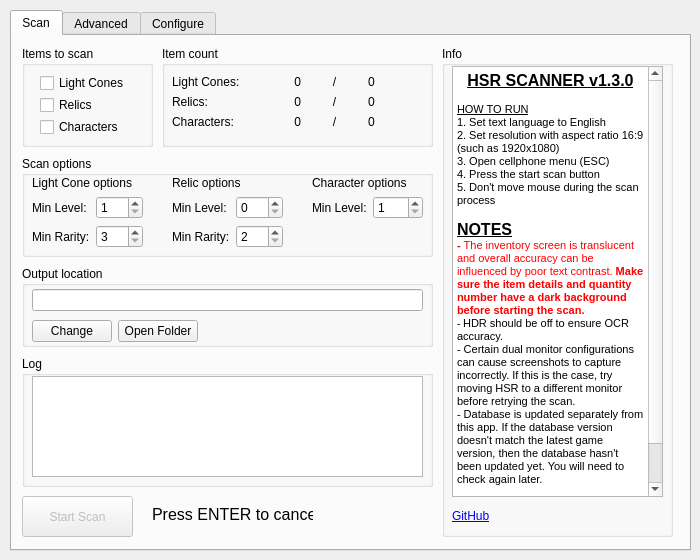
Before: the Qt Designer form src/ui/hsr_scanner.ui in kel-z/HSR-Scanner, drawn with Qt 5.
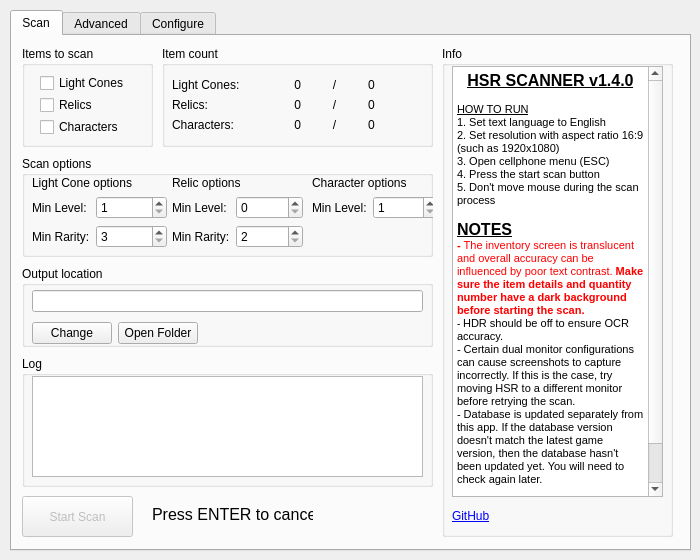
After: the same form once the commit is applied. Custom widgets are drawn as their Qt base class.

Patch:
```diff
--- a/src/ui/hsr_scanner.ui
+++ b/src/ui/hsr_scanner.ui
@@ -155,7 +155,7 @@
          <x>10</x>
          <y>20</y>
          <width>251</width>
-         <height>71</height>
+         <height>77</height>
         </rect>
        </property>
        <layout class="QFormLayout" name="formLayout_3">
@@ -305,8 +305,8 @@
         <rect>
          <x>10</x>
          <y>20</y>
-         <width>111</width>
-         <height>76</height>
+         <width>135</width>
+         <height>85</height>
         </rect>
        </property>
        <layout class="QFormLayout" name="formLayout_2">
@@ -382,8 +382,8 @@
         <rect>
          <x>150</x>
          <y>20</y>
-         <width>111</width>
-         <height>76</height>
+         <width>131</width>
+         <height>85</height>
         </rect>
        </property>
        <layout class="QFormLayout" name="formLayout_4">
@@ -447,7 +447,7 @@
         <rect>
          <x>290</x>
          <y>20</y>
-         <width>111</width>
+         <width>126</width>
          <height>71</height>
         </rect>
        </property>
@@ -503,7 +503,7 @@
          <x>10</x>
          <y>20</y>
          <width>391</width>
-         <height>59</height>
+         <height>62</height>
         </rect>
        </property>
        <layout class="QGridLayout" name="gridLayout">
@@ -571,8 +571,8 @@
         <string>&lt;!DOCTYPE HTML PUBLIC &quot;-//W3C//DTD HTML 4.0//EN&quot; &quot;http://www.w3.org/TR/REC-html40/strict.dtd&quot;&gt;
 &lt;html&gt;&lt;head&gt;&lt;meta name=&quot;qrichtext&quot; content=&quot;1&quot; /&gt;&lt;style type=&quot;text/css&quot;&gt;
 p, li { white-space: pre-wrap; }
-&lt;/style&gt;&lt;/head&gt;&lt;body style=&quot; font-family:'MS Shell Dlg 2'; font-size:7.8pt; font-weight:400; font-style:normal;&quot;&gt;
-&lt;p align=&quot;center&quot; style=&quot; margin-top:0px; margin-bottom:0px; margin-left:0px; margin-right:0px; -qt-block-indent:0; text-indent:0px;&quot;&gt;&lt;span style=&quot; font-size:12pt; font-weight:600; text-decoration: underline;&quot;&gt;HSR SCANNER v1.3.0&lt;/span&gt;&lt;/p&gt;
+&lt;/style&gt;&lt;/head&gt;&lt;body style=&quot; font-family:'MS Shell Dlg 2'; font-size:9.6pt; font-weight:400; font-style:normal;&quot;&gt;
+&lt;p align=&quot;center&quot; style=&quot; margin-top:0px; margin-bottom:0px; margin-left:0px; margin-right:0px; -qt-block-indent:0; text-indent:0px;&quot;&gt;&lt;span style=&quot; font-size:12pt; font-weight:600; text-decoration: underline;&quot;&gt;HSR SCANNER v1.4.0&lt;/span&gt;&lt;/p&gt;
 &lt;p align=&quot;center&quot; style=&quot;-qt-paragraph-type:empty; margin-top:0px; margin-bottom:0px; margin-left:0px; margin-right:0px; -qt-block-indent:0; text-indent:0px; font-size:8.25pt;&quot;&gt;&lt;br /&gt;&lt;/p&gt;
 &lt;p style=&quot; margin-top:0px; margin-bottom:0px; margin-left:0px; margin-right:0px; -qt-block-indent:0; text-indent:0px;&quot;&gt;&lt;span style=&quot; font-size:8.25pt; text-decoration: underline;&quot;&gt;HOW TO RUN&lt;/span&gt;&lt;/p&gt;
 &lt;p style=&quot; margin-top:0px; margin-bottom:0px; margin-left:0px; margin-right:0px; -qt-block-indent:0; text-indent:0px;&quot;&gt;&lt;span style=&quot; font-size:8.25pt;&quot;&gt;1. Set text language to English&lt;/span&gt;&lt;/p&gt;
@@ -583,7 +583,7 @@
 &lt;p style=&quot;-qt-paragraph-type:empty; margin-top:0px; margin-bottom:0px; margin-left:0px; margin-right:0px; -qt-block-indent:0; text-indent:0px; font-size:8pt;&quot;&gt;&lt;br /&gt;&lt;/p&gt;
 &lt;p style=&quot; margin-top:0px; margin-bottom:0px; margin-left:0px; margin-right:0px; -qt-block-indent:0; text-indent:0px;&quot;&gt;&lt;span style=&quot; font-size:12pt; font-weight:600; text-decoration: underline;&quot;&gt;NOTES&lt;/span&gt;&lt;/p&gt;
 &lt;p style=&quot; margin-top:0px; margin-bottom:0px; margin-left:0px; margin-right:0px; -qt-block-indent:0; text-indent:0px;&quot;&gt;&lt;span style=&quot; font-size:8pt; font-weight:600; color:#ff0000;&quot;&gt;- &lt;/span&gt;&lt;span style=&quot; font-size:8pt; color:#ff0000;&quot;&gt;The inventory screen is translucent and overall accuracy can be influenced by poor text contrast. &lt;/span&gt;&lt;span style=&quot; font-size:8pt; font-weight:600; color:#ff0000;&quot;&gt;Make sure the item details and quantity number have a dark background before starting the scan.&lt;/span&gt;&lt;/p&gt;
-&lt;p style=&quot; margin-top:0px; margin-bottom:0px; margin-left:0px; margin-right:0px; -qt-block-indent:0; text-indent:0px;&quot;&gt;- &lt;span style=&quot; font-size:8.25pt;&quot;&gt;HDR should be off to ensure OCR accuracy.&lt;/span&gt;&lt;/p&gt;
+&lt;p style=&quot; margin-top:0px; margin-bottom:0px; margin-left:0px; margin-right:0px; -qt-block-indent:0; text-indent:0px;&quot;&gt;&lt;span style=&quot; font-size:7.8pt;&quot;&gt;- &lt;/span&gt;&lt;span style=&quot; font-size:8.25pt;&quot;&gt;HDR should be off to ensure OCR accuracy.&lt;/span&gt;&lt;/p&gt;
 &lt;p style=&quot; margin-top:0px; margin-bottom:0px; margin-left:0px; margin-right:0px; -qt-block-indent:0; text-indent:0px;&quot;&gt;&lt;span style=&quot; font-size:8.25pt;&quot;&gt;- Certain dual monitor configurations can cause screenshots to capture incorrectly. If this is the case, try moving HSR to a different monitor before retrying the scan.&lt;/span&gt;&lt;/p&gt;
 &lt;p style=&quot; margin-top:0px; margin-bottom:0px; margin-left:0px; margin-right:0px; -qt-block-indent:0; text-indent:0px;&quot;&gt;&lt;span style=&quot; font-size:8.25pt;&quot;&gt;- Database is updated separately from this app. If the database version doesn't match the latest game version, then the database hasn't been updated yet. You will need to check again later.&lt;/span&gt;&lt;/p&gt;
 &lt;p style=&quot;-qt-paragraph-type:empty; margin-top:0px; margin-bottom:0px; margin-left:0px; margin-right:0px; -qt-block-indent:0; text-indent:0px; font-size:8.25pt;&quot;&gt;&lt;br /&gt;&lt;/p&gt;
```
Left out of the diff: 20 changed lines with no effect on the pictures.
